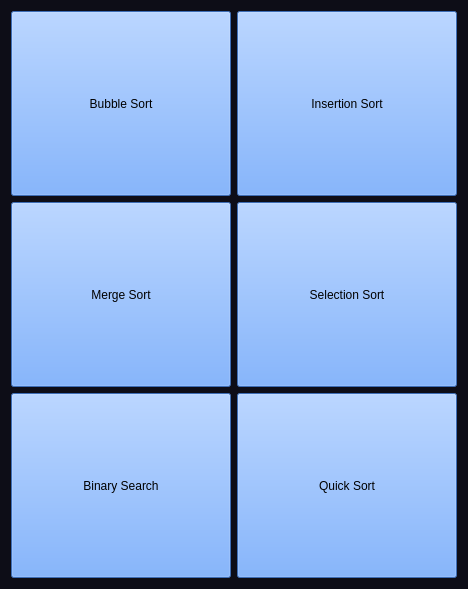
First picture: the form in src/gui/collection/algocollection.ui, repository MATF-RS20/RS013-djiki, before the edit.
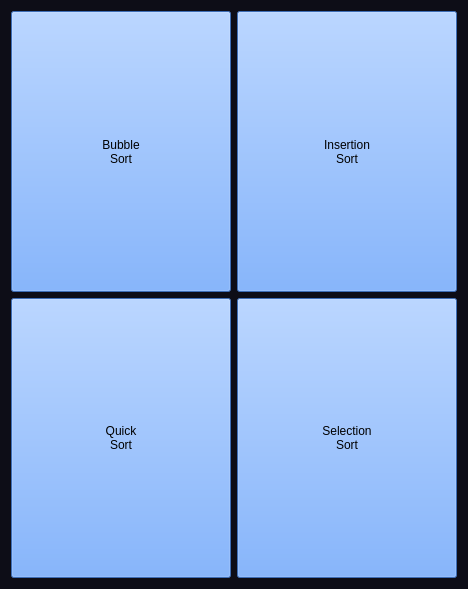
Second picture: the form after the edit.

What changed in the file:
```diff
--- a/src/gui/collection/algocollection.ui
+++ b/src/gui/collection/algocollection.ui
@@ -18,7 +18,7 @@
   </property>
   <layout class="QVBoxLayout" name="verticalLayout">
    <item>
-    <layout class="QHBoxLayout" name="horizontalLayout">
+    <layout class="QHBoxLayout" name="horizontalLayout_2">
      <item>
       <widget class="QPushButton" name="pushButtonBubbleSort">
        <property name="sizePolicy">
@@ -31,7 +31,8 @@
         <string notr="true">background-color: rgb(85, 153, 255);</string>
        </property>
        <property name="text">
-        <string>Bubble Sort</string>
+        <string>Bubble
+Sort</string>
        </property>
       </widget>
      </item>
@@ -47,66 +48,15 @@
         <string notr="true">background-color: rgb(85, 153, 255);</string>
        </property>
        <property name="text">
-        <string>Insertion Sort</string>
+        <string>Insertion
+Sort</string>
        </property>
       </widget>
      </item>
     </layout>
    </item>
    <item>
-    <layout class="QHBoxLayout" name="horizontalLayout_2">
-     <item>
-      <widget class="QPushButton" name="pushButtonMergeSort">
-       <property name="sizePolicy">
-        <sizepolicy hsizetype="Minimum" vsizetype="Preferred">
-         <horstretch>0</horstretch>
-         <verstretch>0</verstretch>
-        </sizepolicy>
-       </property>
-       <property name="styleSheet">
-        <string notr="true">background-color: rgb(85, 153, 255);</string>
-       </property>
-       <property name="text">
-        <string>Merge Sort</string>
-       </property>
-      </widget>
-     </item>
-     <item>
-      <widget class="QPushButton" name="pushButtonSelectionSort">
-       <property name="sizePolicy">
-        <sizepolicy hsizetype="Minimum" vsizetype="Preferred">
-         <horstretch>0</horstretch>
-         <verstretch>0</verstretch>
-        </sizepolicy>
-       </property>
-       <property name="styleSheet">
-        <string notr="true">background-color: rgb(85, 153, 255);</string>
-       </property>
-       <property name="text">
-        <string>Selection Sort</string>
-       </property>
-      </widget>
-     </item>
-    </layout>
-   </item>
-   <item>
-    <layout class="QHBoxLayout" name="horizontalLayout_3">
-     <item>
-      <widget class="QPushButton" name="pushButtonBinarySearch">
-       <property name="sizePolicy">
-        <sizepolicy hsizetype="Minimum" vsizetype="Preferred">
-         <horstretch>0</horstretch>
-         <verstretch>0</verstretch>
-        </sizepolicy>
-       </property>
-       <property name="styleSheet">
-        <string notr="true">background-color: rgb(85, 153, 255);</string>
-       </property>
-       <property name="text">
-        <string>Binary Search</string>
-       </property>
-      </widget>
-     </item>
+    <layout class="QHBoxLayout" name="horizontalLayout">
      <item>
       <widget class="QPushButton" name="pushButtonQuickSort">
        <property name="sizePolicy">
@@ -119,7 +69,25 @@
         <string notr="true">background-color: rgb(85, 153, 255);</string>
        </property>
        <property name="text">
-        <string>Quick Sort</string>
+        <string>Quick
+Sort</string>
+       </property>
+      </widget>
+     </item>
+     <item>
+      <widget class="QPushButton" name="pushButtonSelectionSort">
+       <property name="sizePolicy">
+        <sizepolicy hsizetype="Minimum" vsizetype="Preferred">
+         <horstretch>0</horstretch>
+         <verstretch>0</verstretch>
+        </sizepolicy>
+       </property>
+       <property name="styleSheet">
+        <string notr="true">background-color: rgb(85, 153, 255);</string>
+       </property>
+       <property name="text">
+        <string>Selection
+Sort</string>
        </property>
       </widget>
      </item>
```
